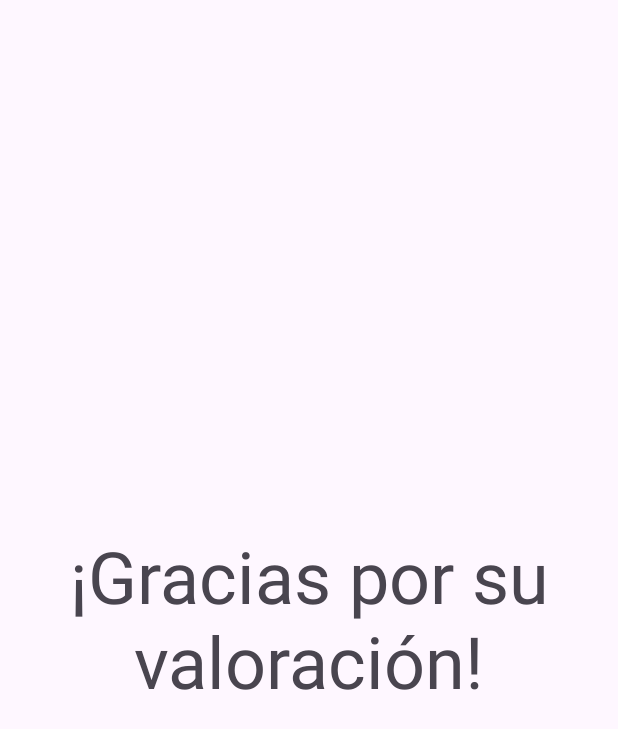
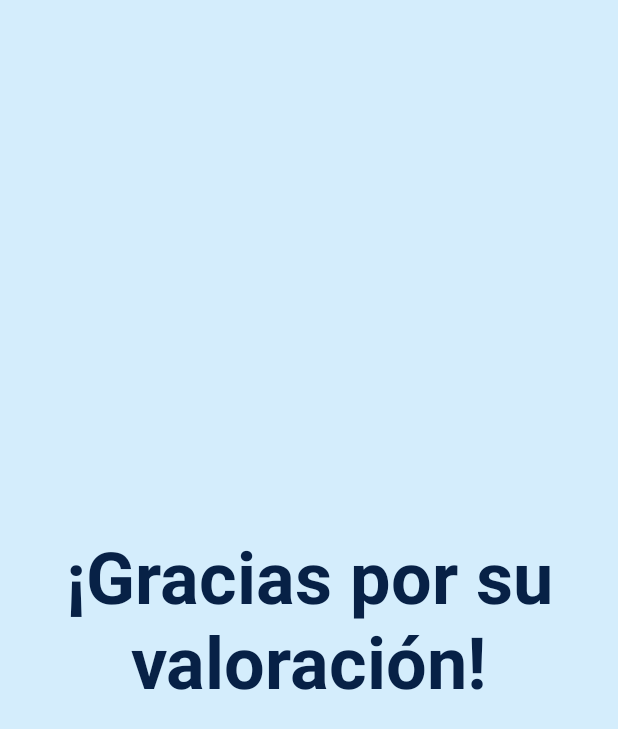
Before and after one commit to Talialopez/proyectoB, an Android app: the layout activity_grateful.xml on its own in the app's theme, with its tools: preview values and no code run, on a phone screen of 412 x 824 dp. Shown: the top 729 px of the screen. Run offline under Robolectric (Android 15) with nearby library versions, the phone set to English and light mode, and no system bars.

Commit message:
actualizacion pantalla agradecimiento

```diff
--- /dev/null
+++ b/CarasBBVALocal/app/src/main/res/drawable/my_background.xml
@@ -0,0 +1,4 @@
+<shape xmlns:android="http://schemas.android.com/apk/res/android"
+    android:shape="rectangle">
+    <solid android:color="#D4EDFC" />
+</shape>
--- a/CarasBBVALocal/app/src/main/res/layout/activity_grateful.xml
+++ b/CarasBBVALocal/app/src/main/res/layout/activity_grateful.xml
@@ -3,7 +3,8 @@
     xmlns:app="http://schemas.android.com/apk/res-auto"
     xmlns:tools="http://schemas.android.com/tools"
     android:layout_width="match_parent"
-    android:layout_height="match_parent">
+    android:layout_height="match_parent"
+    android:background="@drawable/my_background">
 
     <TextView
         android:id="@+id/gratitudetext"
@@ -12,6 +13,8 @@
         android:text="¡Gracias por su valoración!"
         android:textSize="48sp"
         android:gravity="center"
+        android:textStyle="bold"
+        android:textColor="@color/tittle_grateful"
         app:layout_constraintBottom_toBottomOf="parent"
         app:layout_constraintEnd_toEndOf="parent"
         app:layout_constraintStart_toStartOf="parent"
--- a/CarasBBVALocal/app/src/main/res/values/colors.xml
+++ b/CarasBBVALocal/app/src/main/res/values/colors.xml
@@ -2,4 +2,5 @@
 <resources>
     <color name="black">#FF000000</color>
     <color name="white">#FFFFFFFF</color>
+    <color name="tittle_grateful">#072146</color>
 </resources>
```
Also changed, not shown: CarasBBVALocal/app/src/main/res/layout-land/activity_grateful_land.xml (+5 -2 lines), CarasBBVALocal/app/src/main/res/values/styles.xml (added, +7 -0 lines).
